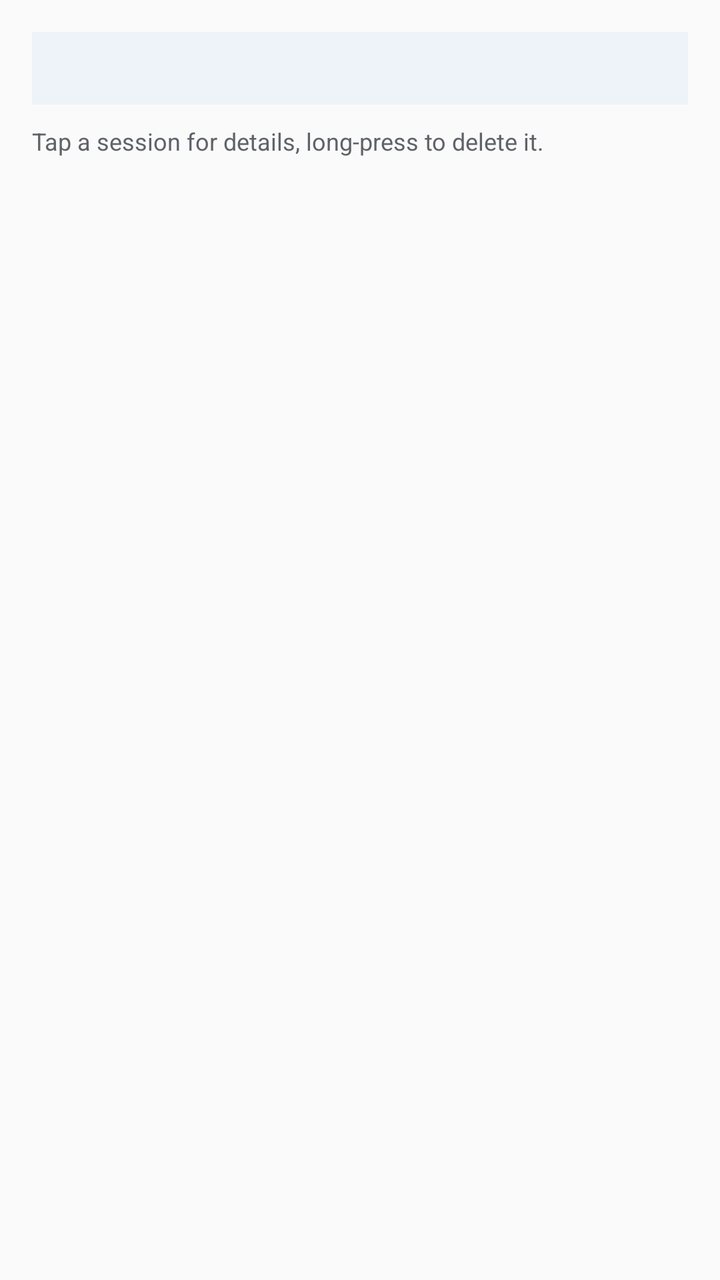
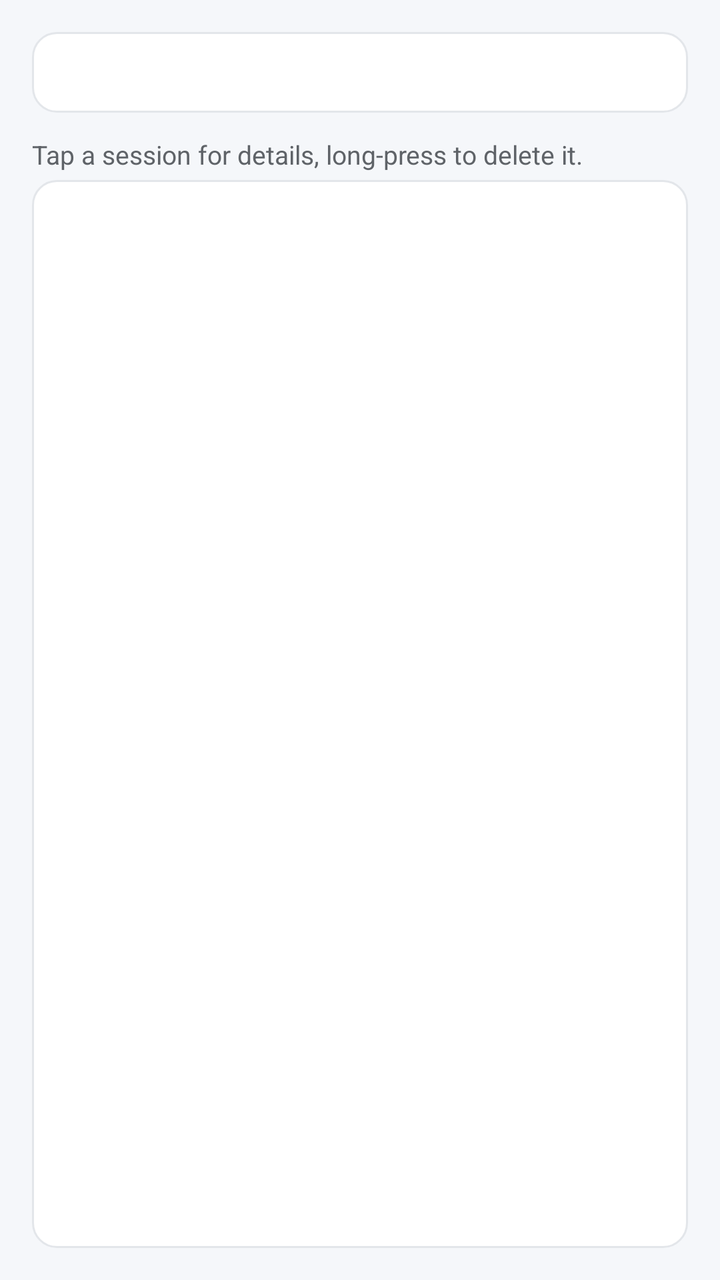

Before-and-after screenshots of an Android layout around one commit, followed by the original layout XML and the change that was made.
<!-- AndroidManifest.xml: application theme AppTheme -->
<!-- res/layout/activity_sessions.xml -->
<?xml version="1.0" encoding="utf-8"?>
<LinearLayout xmlns:android="http://schemas.android.com/apk/res/android"
    android:layout_width="match_parent"
    android:layout_height="match_parent"
    android:orientation="vertical"
    android:padding="16dp">

    <TextView
        android:id="@+id/summary"
        android:layout_width="match_parent"
        android:layout_height="wrap_content"
        android:background="@color/panel"
        android:fontFamily="monospace"
        android:padding="10dp"
        android:textSize="12sp" />

    <TextView
        android:layout_width="match_parent"
        android:layout_height="wrap_content"
        android:layout_marginTop="10dp"
        android:text="Tap a session for details, long-press to delete it."
        android:textColor="@color/muted"
        android:textSize="12sp" />

    <ListView
        android:id="@+id/list"
        android:layout_width="match_parent"
        android:layout_height="0dp"
        android:layout_weight="1" />
</LinearLayout>
<!-- resources referenced by this layout -->
<resources>
  <color name="muted">#5F6368</color>
  <color name="panel">#EEF3F9</color>
  <style name="AppTheme" parent="@android:style/Theme.Material.Light.DarkActionBar">
          <item name="android:colorPrimary">@color/primary</item>
          <item name="android:colorPrimaryDark">@color/primary_dark</item>
          <item name="android:colorAccent">@color/primary</item>
      </style>
  <color name="primary">#1F5FA8</color>
  <color name="primary_dark">#174A84</color>
</resources>

<!-- the commit's change to res/layout/activity_sessions.xml (unified diff, before → after) -->
@@ -9,22 +9,22 @@
         android:id="@+id/summary"
         android:layout_width="match_parent"
         android:layout_height="wrap_content"
-        android:background="@color/panel"
+        android:background="@drawable/card"
         android:fontFamily="monospace"
-        android:padding="10dp"
+        android:padding="12dp"
         android:textSize="12sp" />
 
-    <TextView
+    <TextView style="@style/Hint"
         android:layout_width="match_parent"
         android:layout_height="wrap_content"
-        android:layout_marginTop="10dp"
-        android:text="Tap a session for details, long-press to delete it."
-        android:textColor="@color/muted"
-        android:textSize="12sp" />
+        android:layout_marginTop="12dp"
+        android:text="Tap a session for details, long-press to delete it." />
 
     <ListView
         android:id="@+id/list"
         android:layout_width="match_parent"
         android:layout_height="0dp"
-        android:layout_weight="1" />
+        android:layout_marginTop="4dp"
+        android:layout_weight="1"
+        android:background="@drawable/card" />
 </LinearLayout>
<!-- resource entries referenced after the edit -->
@@ -1,13 +1,32 @@
 <!-- resources referenced by this layout -->
 <resources>
+  <!-- drawable card (drawable) -->
+  <?xml version="1.0" encoding="utf-8"?>
+  <shape xmlns:android="http://schemas.android.com/apk/res/android" android:shape="rectangle">
+      <solid android:color="@color/card" />
+      <corners android:radius="12dp" />
+      <stroke android:width="1dp" android:color="@color/card_line" />
+  </shape>
+  <style name="Hint">
+          <item name="android:textSize">13sp</item>
+          <item name="android:textColor">@color/muted</item>
+      </style>
   <color name="muted">#5F6368</color>
-  <color name="panel">#EEF3F9</color>
   <style name="AppTheme" parent="@android:style/Theme.Material.Light.DarkActionBar">
           <item name="android:colorPrimary">@color/primary</item>
           <item name="android:colorPrimaryDark">@color/primary_dark</item>
           <item name="android:colorAccent">@color/primary</item>
+          <item name="android:windowBackground">@color/background</item>
+          <item name="android:buttonStyle">@style/Button</item>
       </style>
+  <color name="card">#FFFFFF</color>
+  <color name="card_line">#E3E6EA</color>
   <color name="primary">#1F5FA8</color>
   <color name="primary_dark">#174A84</color>
+  <color name="background">#F5F7FA</color>
+  <style name="Button" parent="@android:style/Widget.Material.Button">
+          <item name="android:textAllCaps">false</item>
+          <item name="android:textSize">16sp</item>
+      </style>
 </resources>
 
